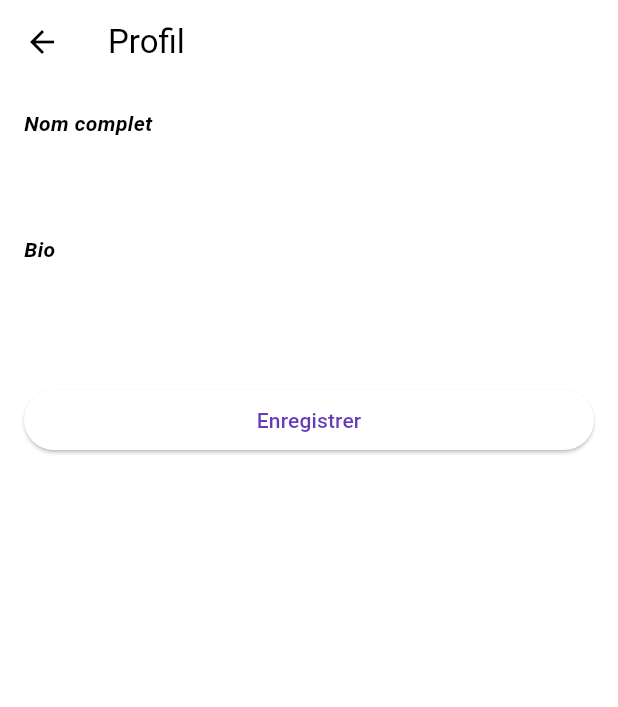
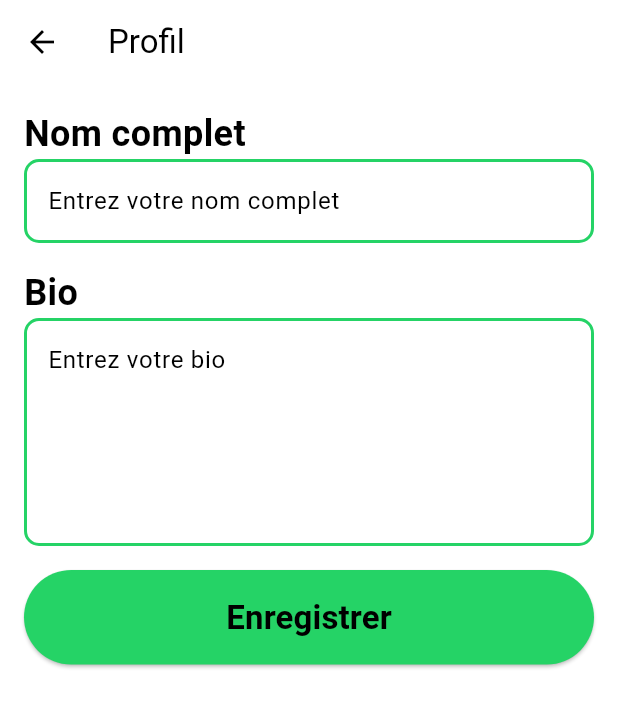
Before and after one commit to Edouard1er/m2dfs_chat_app, a Flutter app: the ProfilePage screen opened directly, on a phone screen of 412 x 824 dp. Shown: the top 707 px of the screen. Run offline on Flutter 3.47's test engine with Material 3 defaults, Android fonts, the phone set to English and light mode, and no system bars; our stand-ins replace cloud_firestore, email_validator, firebase_auth, firebase_core, shared_preferences; accounts and stored records are empty.

Commit message:
Personaliser la page de profil

```diff
--- a/lib/constants.dart
+++ b/lib/constants.dart
@@ -1,5 +1,7 @@
+import 'package:flutter/material.dart';
+
 const kAppTitle = 'EddyChat';
-const KProfilePageTitle = 'Profil';
+const kProfilePageTitle = 'Profil';
 
 class Insets {
   static const double xxs = 4;
@@ -9,3 +11,20 @@ class Insets {
   static const double large = 18;
   static const double extraLarge = 22;
 }
+
+class KColors {
+  static const Color whatsappGreen = Color(0xFF25D366);
+}
+
+class KDecorations {
+  static InputDecoration focusedInputDecoration = InputDecoration(
+    focusedBorder: OutlineInputBorder(
+      borderSide: const BorderSide(color: KColors.whatsappGreen, width: 2.0),
+      borderRadius: BorderRadius.circular(10.0),
+    ),
+    enabledBorder: OutlineInputBorder(
+      borderSide: const BorderSide(color: KColors.whatsappGreen, width: 2.0),
+      borderRadius: BorderRadius.circular(10.0),
+    ),
+  );
+}
--- a/lib/pages/profile_page.dart
+++ b/lib/pages/profile_page.dart
@@ -1,4 +1,3 @@
-import 'package:firebase_auth/firebase_auth.dart';
 import 'package:flutter/material.dart';
 import 'package:m2dfs_chat_app/chat_app.dart';
 import 'package:m2dfs_chat_app/model/chat_user.dart';
@@ -11,7 +10,6 @@ import 'home_page.dart';
 
 class ProfilePage extends StatefulWidget {
   ProfilePage({Key? key}) : super(key: key);
-
 
   @override
   State<ProfilePage> createState() => _ProfilePageState();
@@ -42,14 +40,11 @@ class _ProfilePageState extends State<ProfilePage> {
     setState(() {
       id = chatUserViewModel.getPrefs("id") ?? "";
       displayName = chatUserViewModel.getPrefs("displayName") ?? "";
-
       bio = chatUserViewModel.getPrefs("bio") ?? "";
     });
     displayNameController = TextEditingController(text: displayName);
     bioController = TextEditingController(text: bio);
   }
-
-
 
   void updateProfile() {
     focusDisplayName.unfocus();
@@ -58,8 +53,7 @@ class _ProfilePageState extends State<ProfilePage> {
     });
 
     ChatUser user = ChatUser(id: id, displayName: displayName, bio: bio);
-    chatUserViewModel.updateCurrentUser(id, user.toJson())
-        .then((value) async {
+    chatUserViewModel.updateCurrentUser(id, user.toJson()).then((value) async {
       await chatUserViewModel.setPrefs("displayName", displayName);
       await chatUserViewModel.setPrefs("bio", bio);
 
@@ -67,7 +61,7 @@ class _ProfilePageState extends State<ProfilePage> {
         isLoading = false;
       });
 
-      if(context.mounted){
+      if (context.mounted) {
         Navigator.pushReplacement(
           context,
           MaterialPageRoute(builder: (context) => HomePage()),
@@ -80,68 +74,85 @@ class _ProfilePageState extends State<ProfilePage> {
 
   @override
   Widget build(BuildContext context) {
-    return
-      Scaffold(
+    return Scaffold(
       appBar: AppBar(
         title: const Text(
-            KProfilePageTitle,
+          kProfilePageTitle,
         ),
       ),
       body: Stack(
         children: [
           SingleChildScrollView(
             keyboardDismissBehavior: ScrollViewKeyboardDismissBehavior.onDrag,
-              padding: const EdgeInsets.all(16),
+            padding: const EdgeInsets.all(Insets.medium),
             child: Column(
               crossAxisAlignment: CrossAxisAlignment.stretch,
               children: [
-
                 Column(
                   crossAxisAlignment: CrossAxisAlignment.stretch,
                   children: [
-                      const Text('Nom complet', style: TextStyle(
-                        fontStyle: FontStyle.italic,
+                    const Text(
+                      'Nom complet',
+                      style: TextStyle(
                         fontWeight: FontWeight.bold,
-                      ),),
+                        fontSize: 24,
+                      ),
+                    ),
                     TextField(
-
                       controller: displayNameController,
                       onChanged: (value) {
                         displayName = value;
                       },
                       focusNode: focusDisplayName,
+                      decoration: KDecorations.focusedInputDecoration.copyWith(
+                        hintText: 'Entrez votre nom complet',
+                      ),
                     ),
                     const SizedBox(height: Insets.medium),
-                      const Text('Bio', style: TextStyle(
-                          fontStyle: FontStyle.italic,
+                    const Text(
+                      'Bio',
+                      style: TextStyle(
+                        fontSize: 24,
                         fontWeight: FontWeight.bold,
-                      ),),
+                      ),
+                    ),
                     TextField(
+                      controller: bioController,
                       onChanged: (value) {
                         bio = value;
                       },
+                      decoration: KDecorations.focusedInputDecoration.copyWith(
+                        hintText: 'Entrez votre bio',
                       ),
-                      const SizedBox(height: Insets.medium),
-
+                      maxLines: 5,
+                    ),
                     const SizedBox(height: Insets.medium),
                   ],
                 ),
                 ElevatedButton(
-                      onPressed: () {
-                        updateProfile();
-                      },
-                      child:const Padding(
-                    padding:  EdgeInsets.all(8.0),
-                    child:  Text('Enregistrer'),
-                  )),
-
+                  onPressed: updateProfile,
+                  style: ElevatedButton.styleFrom(
+                    backgroundColor: KColors.whatsappGreen, // Couleur de fond vert pâle
+                    foregroundColor: Colors.black,    // Couleur du texte en noir
+                    padding: EdgeInsets.all(Insets.medium),
+                  ),
+                  child: const Text(
+                    'Enregistrer',
+                    style: TextStyle(
+                      fontSize: 22,
+                      fontWeight: FontWeight.bold,
+                    ),
+                  ),
+                ),
+                const SizedBox(height: Insets.medium),
               ],
             ),
           ),
-            Positioned(child: isLoading ? const LoadingScreen() : const SizedBox.shrink()),
+          Positioned(
+            child: isLoading ? const LoadingScreen() : const SizedBox.shrink(),
+          ),
         ],
       ),
-
     );
   }
 }
```
Lines whose indentation alone changed are shown as unchanged.
